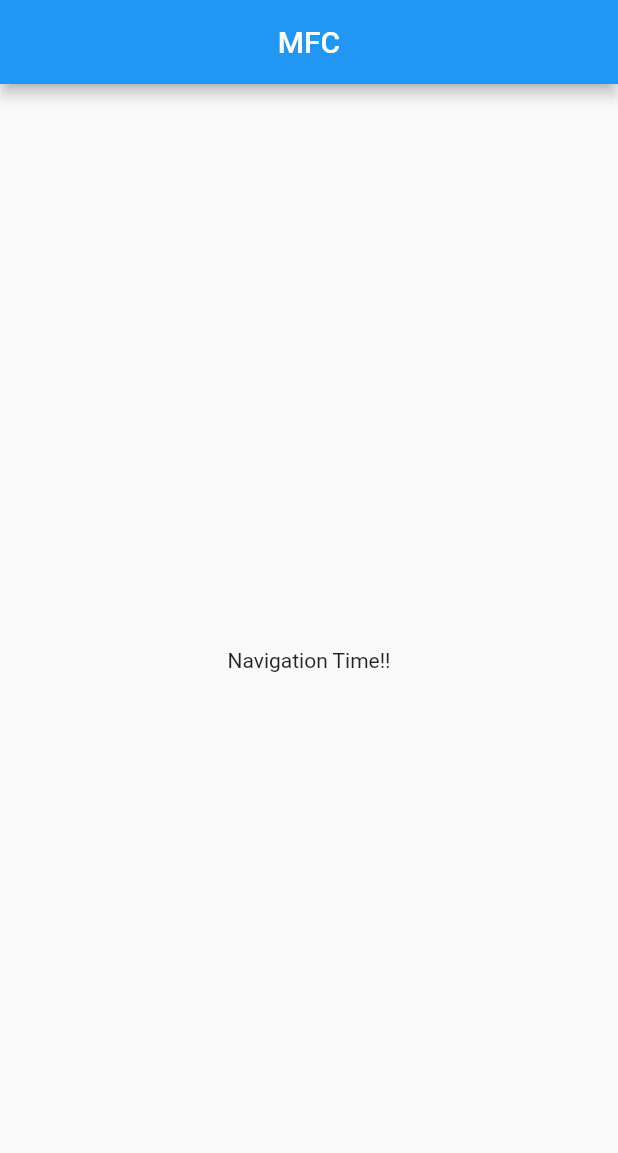
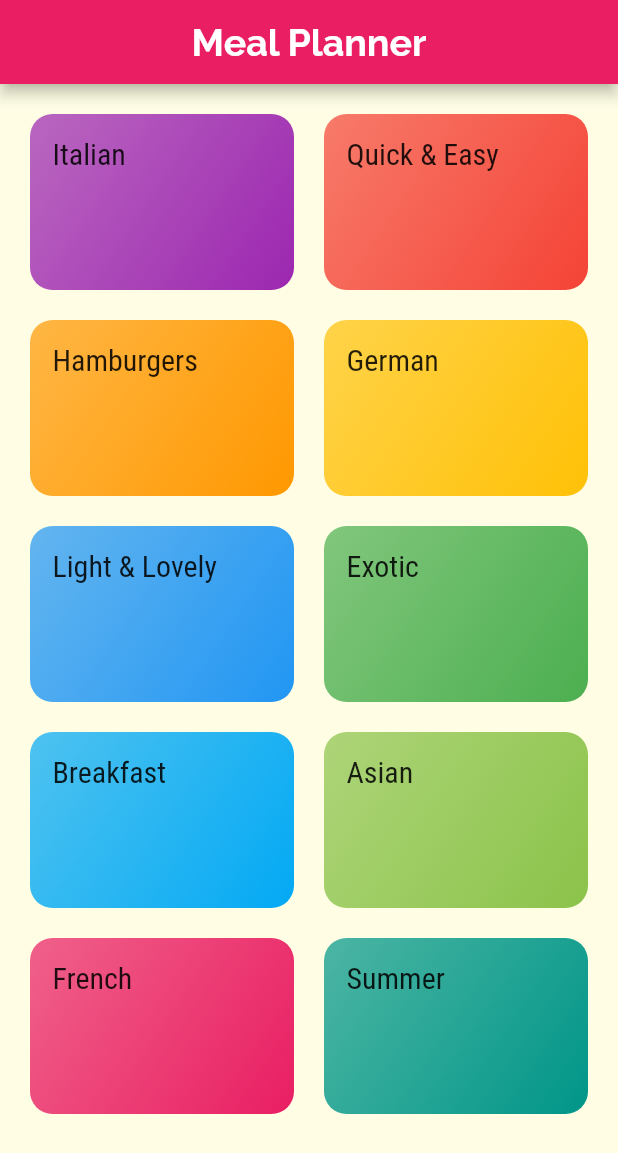
Before and after one commit to aashirsaroya/EasyCook, a Flutter app: the screen it shows after launch, on a phone screen of 412 x 824 dp. Shown: the top 1153 px of the screen. Run offline on Flutter 3.47's test engine with Material 2 defaults, Android fonts, the phone set to English and light mode, and no system bars.

Commit message:
Added Another page

```diff
--- a/meals/lib/categories_screen.dart
+++ b/meals/lib/categories_screen.dart
@@ -0,0 +1,33 @@
+import 'package:flutter/material.dart';
+import './dummy_data.dart';
+import './category_item.dart';
+class CategoriesScreen extends StatelessWidget {
+  @override
+  Widget build(BuildContext context) {
+    return Scaffold(
+      appBar: AppBar(
+        title:const Text('Meal Planner',
+        style: TextStyle(
+          fontWeight: FontWeight.bold,
+          color: Colors.white,
+          fontSize: 25,
+        ),
+        ),
+        centerTitle: true,
+      ),
+      body: GridView(
+        padding: const EdgeInsets.all(20),
+        children: DUMMY_CATEGORIES.map((catData)=> CategoryItem(
+          catData.title,
+          catData.color,
+        )).toList(),
+        gridDelegate: SliverGridDelegateWithMaxCrossAxisExtent(
+          maxCrossAxisExtent: 200,
+          childAspectRatio: 3 / 2,
+          crossAxisSpacing: 20,
+          mainAxisSpacing: 20,
+        ),
+      ),
+    );
+  }
+}
--- /dev/null
+++ b/meals/lib/category_item.dart
@@ -0,0 +1,36 @@
+import 'package:flutter/material.dart';
+import './category_meals_screen.dart';
+
+class CategoryItem extends StatelessWidget {
+  final String title;
+  final Color color;
+
+   CategoryItem(this.title,this.color);
+
+   void selectCategory(BuildContext ctx)
+   {
+     Navigator.of(ctx).push(MaterialPageRoute(builder: (_) {
+       return CategoryMealsScreen();
+     }));
+   }
+
+  @override
+  Widget build(BuildContext context) {
+    return InkWell(
+      onTap: () => selectCategory(context),
+      splashColor: Theme.of(context).primaryColor,
+      borderRadius: BorderRadius.circular(15),
+      child: Container(padding:const EdgeInsets.all(15),
+      child: Text(title,style: Theme.of(context).textTheme.title,),
+        decoration: BoxDecoration(
+          gradient: LinearGradient(colors: [color.withOpacity(0.7),color],
+          begin: Alignment.topLeft,
+            end: Alignment.bottomRight
+          ),
+          borderRadius: BorderRadius.circular(15),
+
+        ),
+      ),
+    );
+  }
+}
--- /dev/null
+++ b/meals/lib/category_meals_screen.dart
@@ -0,0 +1,16 @@
+import 'package:flutter/material.dart';
+
+class CategoryMealsScreen extends StatelessWidget {
+  @override
+  Widget build(BuildContext context) {
+    return Scaffold(
+      appBar: AppBar(
+        title: Text('The Recipes'),
+
+      ),
+      body:  Center(
+        child: Text('The Recipes For The Category!!'),
+      ),
+    );
+  }
+}
--- /dev/null
+++ b/meals/lib/dummy_data.dart
@@ -0,0 +1,56 @@
+import 'package:flutter/material.dart';
+
+import './models/category.dart';
+
+const DUMMY_CATEGORIES = const [
+  Category(
+    id: 'c1',
+    title: 'Italian',
+    color: Colors.purple,
+  ),
+  Category(
+    id: 'c2',
+    title: 'Quick & Easy',
+    color: Colors.red,
+  ),
+  Category(
+    id: 'c3',
+    title: 'Hamburgers',
+    color: Colors.orange,
+  ),
+  Category(
+    id: 'c4',
+    title: 'German',
+    color: Colors.amber,
+  ),
+  Category(
+    id: 'c5',
+    title: 'Light & Lovely',
+    color: Colors.blue,
+  ),
+  Category(
+    id: 'c6',
+    title: 'Exotic',
+    color: Colors.green,
+  ),
+  Category(
+    id: 'c7',
+    title: 'Breakfast',
+    color: Colors.lightBlue,
+  ),
+  Category(
+    id: 'c8',
+    title: 'Asian',
+    color: Colors.lightGreen,
+  ),
+  Category(
+    id: 'c9',
+    title: 'French',
+    color: Colors.pink,
+  ),
+  Category(
+    id: 'c10',
+    title: 'Summer',
+    color: Colors.teal,
+  ),
+];
--- a/meals/lib/main.dart
+++ b/meals/lib/main.dart
@@ -1,4 +1,5 @@
 import 'package:flutter/material.dart';
+import './categories_screen.dart';
 void main()=>runApp(MyApp());
 class MyApp extends StatelessWidget {
   @override
@@ -6,28 +7,22 @@ class MyApp extends StatelessWidget {
     return MaterialApp(
       title: 'MFC',
       theme: ThemeData(
-        primarySwatch: Colors.blue,
+        primarySwatch: Colors.pink,
+        accentColor: Colors.amber,
+        canvasColor: Color.fromRGBO(255, 254, 229, 1),
+        fontFamily: 'Raleway',
+        textTheme: ThemeData.light().textTheme.copyWith(
+          body1: TextStyle(color: Color.fromRGBO(20, 51, 51, 1)),
+            body2: TextStyle(color: Color.fromRGBO(20, 51, 51, 1)),
+          title: TextStyle(
+            fontSize: 20,
+            fontFamily: 'RobotoCondensed',
+            fontWeight: FontWeight.normal,
+          )
+        )
+
       ),
-      home: MyHomePage(),
+      home: CategoriesScreen(),
     );
   }
 }
-class MyHomePage extends StatefulWidget {
-  @override
-  _MyHomePageState createState() => _MyHomePageState();
-}
-
-class _MyHomePageState extends State<MyHomePage> {
-  @override
-  Widget build(BuildContext context) {
-    return Scaffold(
-      appBar: AppBar(
-        title: Text('MFC'),
-        centerTitle: true,
-      ),
-      body: Center(
-        child: Text('Navigation Time!!'),
-      ),
-    );
-  }
-}
--- /dev/null
+++ b/meals/lib/models/category.dart
@@ -0,0 +1,9 @@
+import 'package:flutter/material.dart';
+
+class Category
+{
+  final String id;
+  final String title;
+  final Color color;
+  const Category({@required this.id,@required this.title,this.color = Colors.orange});
+}
```
Also changed, not shown: meals/pubspec.yaml (+17 -6 lines), meals/assets/fonts/Raleway-Black.ttf (added), meals/assets/fonts/Raleway-Bold.ttf (added), meals/assets/fonts/Raleway-Regular.ttf (added), meals/assets/fonts/RobotoCondensed-Bold.ttf (added), meals/assets/fonts/RobotoCondensed-Italic.ttf (added), meals/assets/fonts/RobotoCondensed-Light.ttf (added), meals/assets/fonts/RobotoCondensed-Regular.ttf (added).
